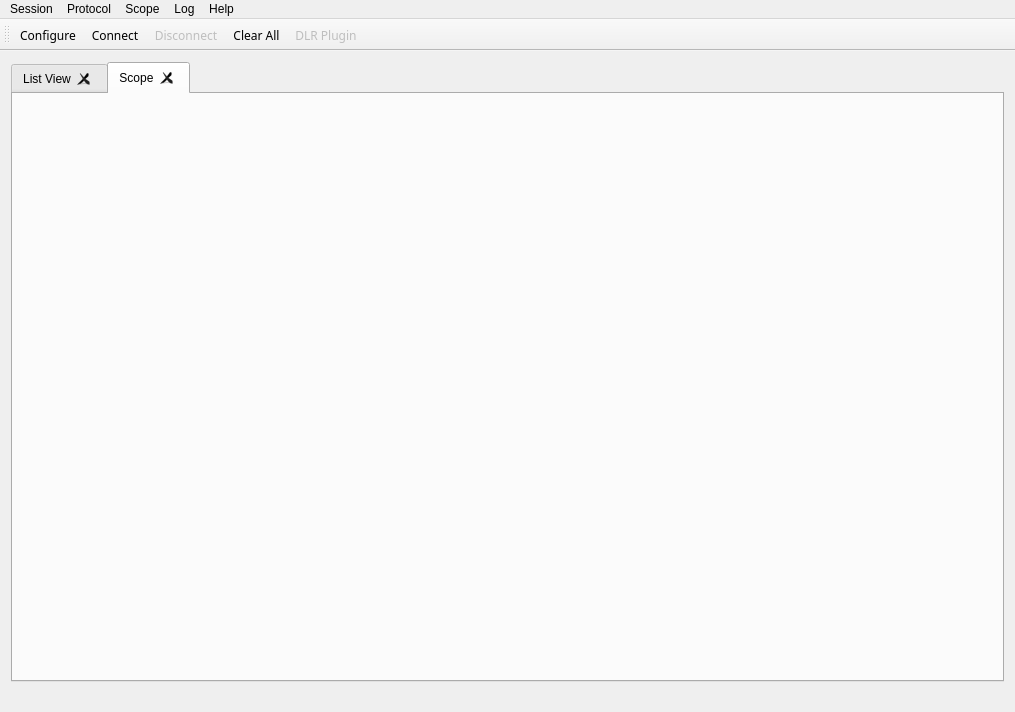
First picture: the form in mainwindow.ui, repository schwemmdx/rs232-tool, before the edit.
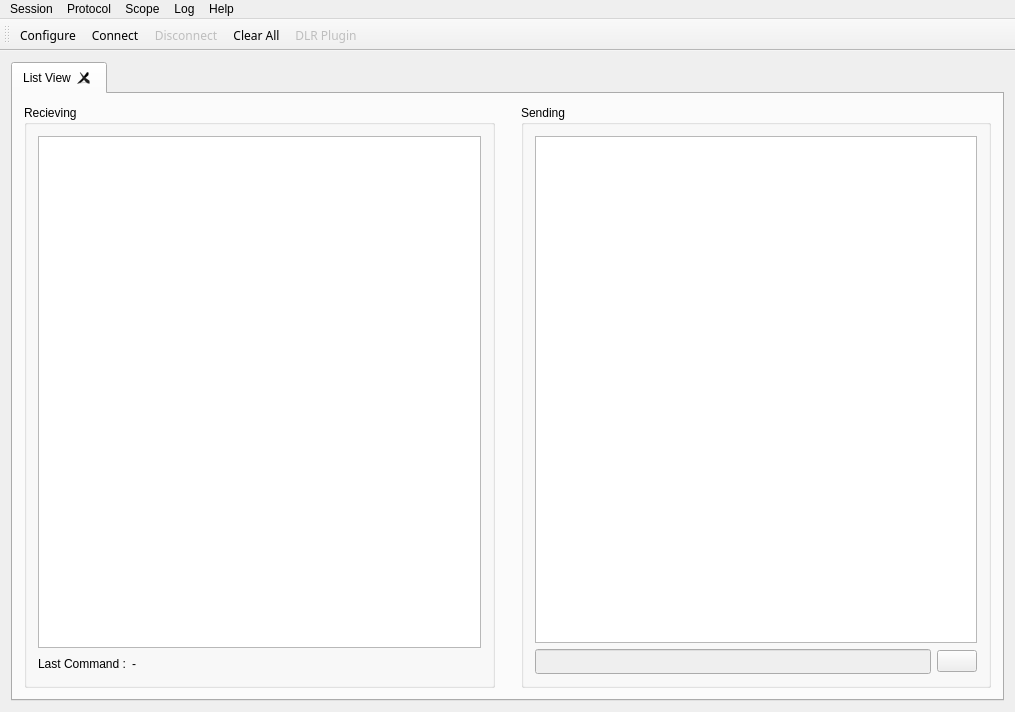
Second picture: the form after the edit. The open tabs and pages were chosen to show the change. Icons and pictures are not drawn.

```diff
--- a/mainwindow.ui
+++ b/mainwindow.ui
@@ -24,23 +24,9 @@
    <layout class="QVBoxLayout" name="verticalLayout">
     <item>
      <widget class="QTabWidget" name="tabWidget">
-      <property name="font">
-       <font>
-        <underline>false</underline>
-       </font>
-      </property>
-      <property name="currentIndex">
-       <number>0</number>
-      </property>
-      <property name="elideMode">
-       <enum>Qt::ElideLeft</enum>
-      </property>
       <property name="tabsClosable">
        <bool>true</bool>
       </property>
-      <property name="movable">
-       <bool>false</bool>
-      </property>
       <widget class="QWidget" name="listTab">
        <attribute name="title">
         <string>List View</string>
@@ -178,16 +164,6 @@
         </item>
        </layout>
       </widget>
-      <widget class="QWidget" name="graphTab">
-       <attribute name="title">
-        <string>Scope</string>
-       </attribute>
-       <layout class="QGridLayout" name="gridLayout_5">
-        <item row="0" column="0">
-         <layout class="QVBoxLayout" name="graphLayout"/>
-        </item>
-       </layout>
-      </widget>
      </widget>
     </item>
    </layout>
@@ -286,11 +262,6 @@
    <addaction name="menuTools"/>
    <addaction name="menuHelpo"/>
   </widget>
-  <widget class="QStatusBar" name="statusBar">
-   <property name="sizeGripEnabled">
-    <bool>false</bool>
-   </property>
-  </widget>
   <action name="actionAbout">
    <property name="text">
     <string>&amp;About</string>
```
Left out of the diff: 4 changed lines with no effect on the pictures.
